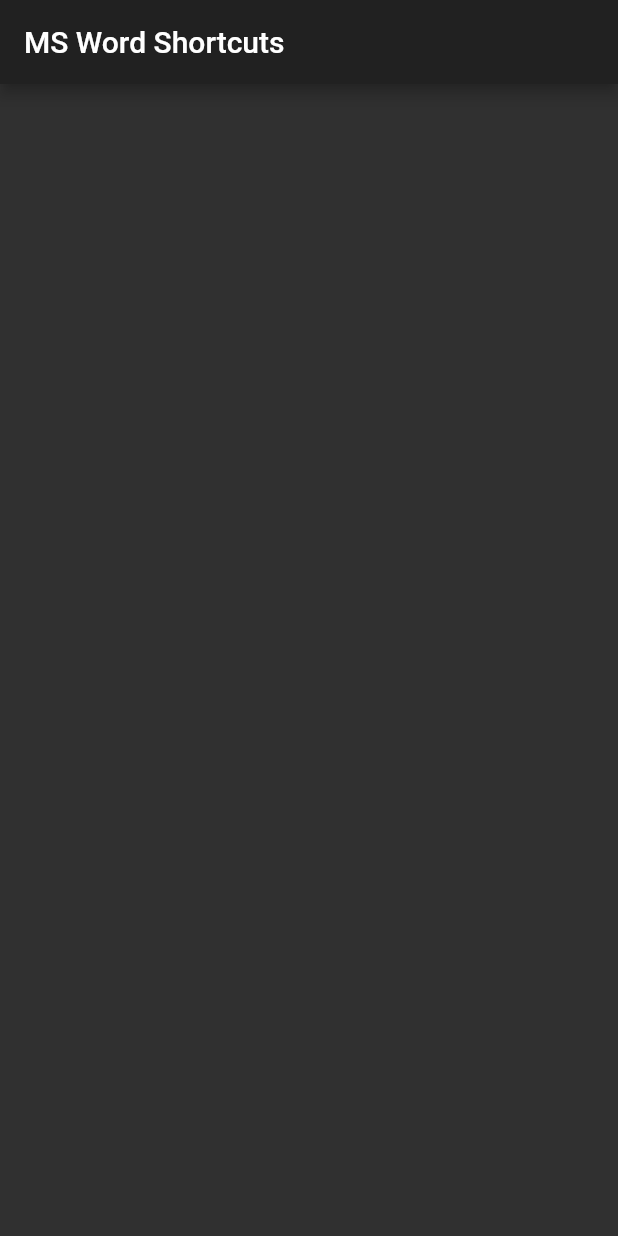
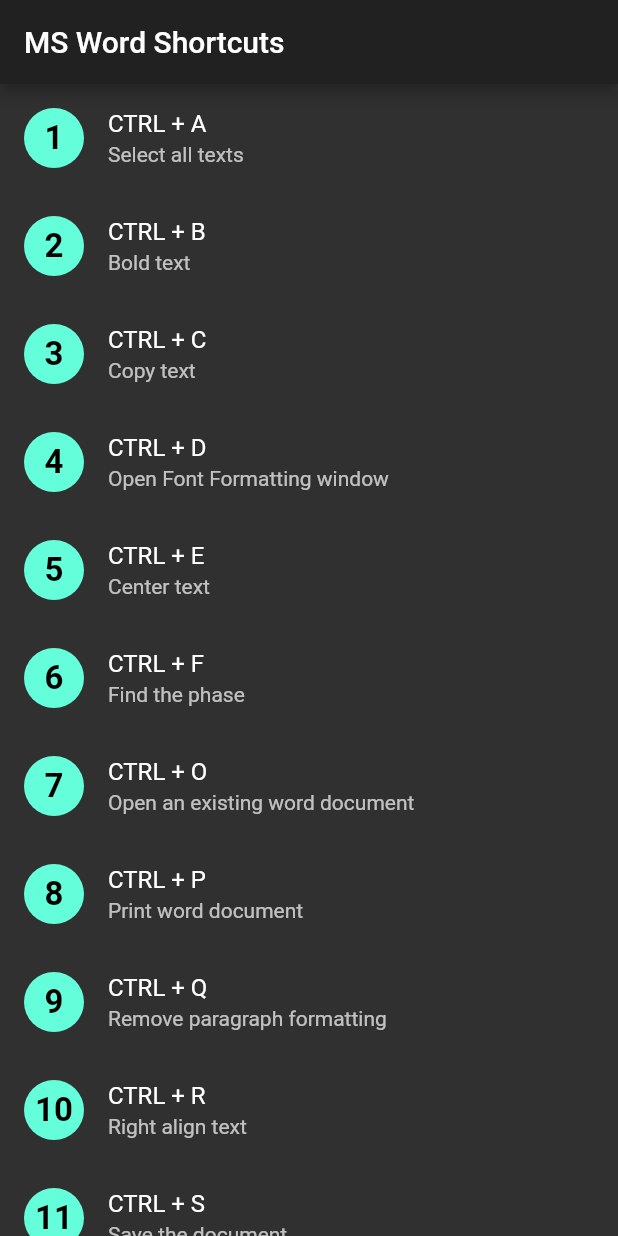
Before and after one commit to poudelmadhav/ms-word-shortcut-app, a Flutter app: the screen it shows after launch, on a phone screen of 412 x 824 dp. Run offline on Flutter 3.47's test engine with Material 2 defaults, Android fonts, the phone set to English and light mode, and no system bars.

Commit message:
ms word shortcut data imported from List and Map and reuse the ListTile code

```diff
--- /dev/null
+++ b/lib/data/data.dart
@@ -0,0 +1,57 @@
+const List<Map> data = [
+  {"key": "CTRL + A", "use": "Select all texts"},
+  {"key": "CTRL + B", "use": "Bold text"},
+  {"key": "CTRL + C", "use": "Copy text"},
+  {"key": "CTRL + D", "use": "Open Font Formatting window"},
+  {"key": "CTRL + E", "use": "Center text"},
+  {"key": "CTRL + F", "use": "Find the phase"},
+  {"key": "CTRL + O", "use": "Open an existing word document"},
+  {"key": "CTRL + P", "use": "Print word document"},
+  {"key": "CTRL + Q", "use": "Remove paragraph formatting"},
+  {"key": "CTRL + R", "use": "Right align text"},
+  {"key": "CTRL + S", "use": "Save the document"},
+  {"key": "CTRL + T", "use": "Creating the hanging indent"},
+  {"key": "CTRL + U", "use": "Underline text"},
+  {"key": "CTRL + V", "use": "Past text"},
+  {"key": "CTRL + W", "use": "Close Word document"},
+  {"key": "CTRL + X", "use": "Cut text"},
+  {"key": "CTRL + Z", "use": "Undo a previous action"},
+  {"key": "CTRL + SHIFT + C", "use": "Copy Formats"},
+  {"key": "CTRL + SHIFT + D", "use": "Double Underline text"},
+  {"key": "CTRL + SHIFT + E", "use": "Track changes"},
+  {"key": "CTRL + SHIFT + F", "use": "Change the font"},
+  {"key": "CTRL + SHIFT + H", "use": "Apply hidden text formatting"},
+  {"key": "CTRL + SHIFT + K", "use": "Format letters as small capitals"},
+  {"key": "CTRL + SHIFT + L", "use": "Apply the list style"},
+  {"key": "CTRL + SHIFT + M", "use": "Remove a paragraph indent from the left"},
+  {"key": "CTRL + SHIFT + N", "use": "Apply the normal style"},
+  {"key": "CTRL + SHIFT + P", "use": "Change the font size"},
+  {"key": "CTRL + SHIFT + Q", "use": "Change the selection to the symbol font"},
+  {"key": "CTRL + SHIFT + T", "use": "Reduce a hanging indent"},
+  {"key": "CTRL + SHIFT + V", "use": "Paste formats"},
+  {"key": "CTRL + SHIFT + W", "use": "Underline words but not spaces"},
+  {"key": "CTRL + ]", "use": "Increase size of selected text by one point"},
+  {"key": "CTRL + [", "use": "Decrease sixe of selected text by one point"},
+  {"key": "CTRL + SHIFT + >", "use": "Increase font size"},
+  {"key": "CTRL + SHIFT + <", "use": "Decrease font size"},
+  {"key": "CTRL + 1", "use": "Single-space lines"},
+  {"key": "CTRL + 2", "use": "Double-space lines"},
+  {"key": "CTRL + 5", "use": "1.5 space lines"},
+  {"key": "CTRL + 0", "use": "Add/Remove one line space preceding a paragraph"},
+  {"key": "CTRL + Left Arrow", "use": "Move one word to the left"},
+  {"key": "CTRL + Right Arrow", "use": "Move one word to the right"},
+  {"key": "CTRL + Up Arrow", "use": "Move one paragraph Down"},
+  {"key": "CTRL + Down Arrow", "use": "Move one paragraph Down"},
+  {"key": "CTRL + Page Up", "use": "Go to the top of previous page"},
+  {"key": "CTRL + Page Down", "use": "Go to top of next page"},
+  {"key": "CTRL + END", "use": "Go to the end of document"},
+  {"key": "CTRL + Home", "use": "Go to the beginning of document"},
+  {"key": "CTRL + ENTER", "use": "Page break"},
+  {"key": "CTRL + BACKSPACE", "use": "Delete one word to the left"},
+  {"key": "CTRL + TAB", "use": "Insert a tab character"},
+  {"key": "CTRL + ALT + S", "use": "Copyright symbol"},
+  {"key": "CTRL + ALT + R", "use": "Registered trademark symbol"},
+  {"key": "CTRL + ALT + T", "use": "Trademark symbol"},
+  {"key": "CTRL + ALT + M", "use": "Insert a comment"},
+  {"key": "CTRL + ALT + I", "use": "Switch in or out of print preview"}
+];
--- a/lib/screens/homepage.dart
+++ b/lib/screens/homepage.dart
@@ -1,4 +1,5 @@
 import 'package:flutter/material.dart';
+import '../data/data.dart';
 
 class HomePage extends StatelessWidget {
   @override
@@ -7,6 +8,25 @@ class HomePage extends StatelessWidget {
       appBar: AppBar(
         title: Text("MS Word Shortcuts"),
       ),
+      body: ListView.builder(
+        itemCount: data.length,
+        itemBuilder: (context, index) {
+          return ListTile(
+            leading: CircleAvatar(
+              backgroundColor: Colors.tealAccent,
+              child: Text(
+                "${index + 1}",
+                style: TextStyle(
+                  fontWeight: FontWeight.bold,
+                  fontSize: 22,
+                ),
+              ),
+            ),
+            title: Text(data[index]["key"]),
+            subtitle: Text(data[index]["use"]),
+          );
+        },
+      ),
     );
   }
 }
```
